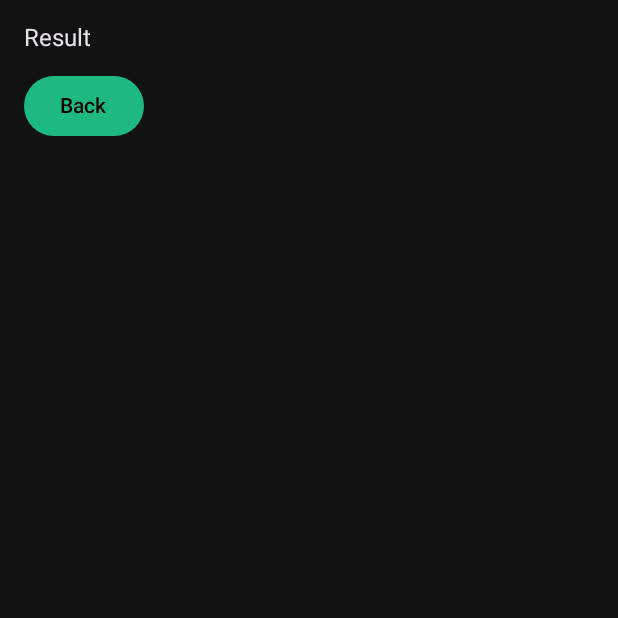
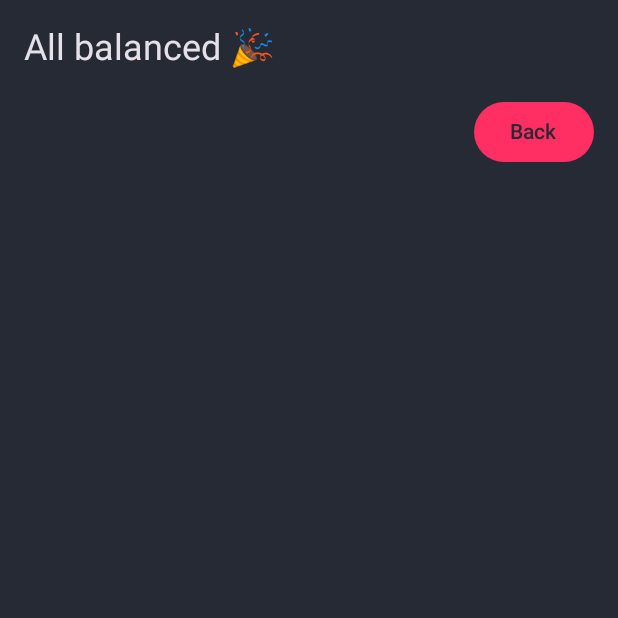
Before and after one commit to Hachi-69/Splitly, an Android app built with Jetpack Compose: the screen it shows after launch (MainActivity), after a tap on "Calculate", on a phone screen of 412 x 824 dp, the top half of it. Run offline under Robolectric (Android 15) with nearby library versions, the phone set to English and light mode, and no system bars; 1 other tap on this screen came first.

Commit message:
migliorata la grafica

```diff
--- a/app/build.gradle.kts
+++ b/app/build.gradle.kts
@@ -49,6 +49,7 @@ dependencies {
     implementation(libs.androidx.ui.graphics)
     implementation(libs.androidx.ui.tooling.preview)
     implementation(libs.androidx.material3)
+    implementation("androidx.compose.material:material-icons-extended:1.7.8")
     testImplementation(libs.junit)
     androidTestImplementation(libs.androidx.junit)
     androidTestImplementation(libs.androidx.espresso.core)
--- a/app/src/main/java/com/example/splitly/ui/screens/HomeScreen.kt
+++ b/app/src/main/java/com/example/splitly/ui/screens/HomeScreen.kt
@@ -1,32 +1,59 @@
 package com.example.splitly.ui.screens
 
+import androidx.compose.foundation.background
+import androidx.compose.foundation.layout.Arrangement
 import androidx.compose.foundation.layout.Column
 import androidx.compose.foundation.layout.Row
+import androidx.compose.foundation.layout.fillMaxWidth
 import androidx.compose.foundation.layout.padding
+import androidx.compose.foundation.shape.CircleShape
 import androidx.compose.material3.Button
+import androidx.compose.material3.Card
+import androidx.compose.material3.CardDefaults
+import androidx.compose.material3.Icon
+import androidx.compose.material3.MaterialTheme
 import androidx.compose.material3.OutlinedTextField
+import androidx.compose.material3.Surface
 import androidx.compose.material3.Text
 import androidx.compose.runtime.Composable
 import androidx.compose.runtime.mutableStateOf
 import androidx.compose.runtime.remember
+import androidx.compose.ui.Alignment
 import androidx.compose.ui.Modifier
+import androidx.compose.ui.draw.clip
 import androidx.compose.ui.unit.dp
 import com.example.splitly.ExpenseViewModel
+import androidx.compose.material.icons.Icons
+import androidx.compose.material.icons.filled.AttachMoney
+import androidx.compose.material.icons.filled.ChevronRight
+import com.example.splitly.ui.theme.BlizzardBlue
+
 
 @Composable
 fun HomeScreen(vm: ExpenseViewModel) {
-    val temp = remember { mutableStateOf(vm.numberOfPeople.toString()) }
+    val temp = remember { mutableStateOf("3") }
 
-    Column(modifier = Modifier.padding(16.dp)) {
-        Text(text = "Splitly", modifier = Modifier.padding(bottom = 12.dp))
+    Column(modifier = Modifier.padding(20.dp), verticalArrangement = Arrangement.spacedBy(12.dp)) {
+        Row(verticalAlignment = Alignment.CenterVertically, horizontalArrangement = Arrangement.spacedBy(12.dp)) {
+            Surface(modifier = Modifier.clip(CircleShape).background(MaterialTheme.colorScheme.primary.copy(alpha = 0.12f))) {
+                Icon(imageVector = Icons.Default.AttachMoney, contentDescription = "money", tint = BlizzardBlue, modifier = Modifier.padding(12.dp))
+            }
+            Column {
+                Text(text = "Splitly", style = MaterialTheme.typography.headlineSmall)
+            }
+        }
 
+        Card(elevation = CardDefaults.cardElevation(defaultElevation = 6.dp)) {
+            Column(modifier = Modifier.padding(12.dp), verticalArrangement = Arrangement.spacedBy(8.dp)) {
+                Text(text = "How many people?")
                 OutlinedTextField(
                     value = temp.value,
                     onValueChange = { new -> temp.value = new.filter { it.isDigit() } },
-            label = { Text("Number of people") }
+                    label = { Text("Number of people") },
+                    singleLine = true
                 )
 
-        Row(modifier = Modifier.padding(top = 12.dp)) {
+                Row(horizontalArrangement = Arrangement.End, modifier = Modifier.fillMaxWidth()) {
                     Button(onClick = {
                         val n = temp.value.toIntOrNull() ?: 0
                         if (n >= 1) {
@@ -34,8 +61,11 @@ fun HomeScreen(vm: ExpenseViewModel) {
                             vm.initPersons()
                         }
                     }) {
-                Text("Start")
+                        Text(text = " Start split ")
+                        Icon(imageVector = Icons.Default.ChevronRight, contentDescription = "start")
                     }
                 }
             }
         }
+    }
+}
--- a/app/src/main/java/com/example/splitly/ui/screens/ResultScreen.kt
+++ b/app/src/main/java/com/example/splitly/ui/screens/ResultScreen.kt
@@ -1,36 +1,60 @@
 package com.example.splitly.ui.screens
 
-import androidx.compose.foundation.layout.Column
-import androidx.compose.foundation.layout.padding
+import androidx.compose.foundation.layout.*
 import androidx.compose.foundation.lazy.LazyColumn
 import androidx.compose.foundation.lazy.items
 import androidx.compose.material3.Button
+import androidx.compose.material3.Card
+import androidx.compose.material3.CardDefaults
+import androidx.compose.material3.MaterialTheme
 import androidx.compose.material3.Text
 import androidx.compose.runtime.Composable
 import androidx.compose.ui.Modifier
+import androidx.compose.ui.graphics.Color
 import androidx.compose.ui.unit.dp
 import com.example.splitly.data.Transaction
 import com.example.splitly.ExpenseViewModel
 import com.example.splitly.ui.utils.centsToDisplay
+import com.example.splitly.ui.theme.BlizzardBlue
+
 
 @Composable
 fun ResultScreen(vm: ExpenseViewModel) {
-    Column(modifier = Modifier.padding(16.dp)) {
-        Text("Result")
+    Column(modifier = Modifier.padding(16.dp), verticalArrangement = Arrangement.spacedBy(8.dp)) {
+        Text(text = "All balanced 🎉", style = MaterialTheme.typography.headlineSmall)
 
         LazyColumn(modifier = Modifier.weight(1f, fill = false)) {
             items(vm.transactions) { t ->
-                TransactionRow(t)
+                TransactionCard(t, vm)
             }
         }
 
-        Button(onClick = { vm.backToInput() }, modifier = Modifier.padding(top = 12.dp)) {
-            Text("Back")
+        Row(horizontalArrangement = Arrangement.End, modifier = Modifier.fillMaxWidth()) {
+            Button(onClick = { vm.backToInput() }) {
+                Text("Back")
+            }
         }
     }
 }
 
 @Composable
-fun TransactionRow(t: Transaction) {
-    Text(text = "Person ${t.fromId + 1} pays Person ${t.toId + 1}: ${centsToDisplay(t.amountCents)}")
+fun TransactionCard(t: Transaction, vm: ExpenseViewModel) {
+    val fromPerson = vm.persons.find { it.id == t.fromId }
+    val fromPersonName = if (fromPerson != null && fromPerson.name.isNotBlank()) {
+        fromPerson.name
+    } else {
+        "Person ${t.fromId + 1}"
+    }
+    val toPerson = vm.persons.find { it.id == t.toId }
+    val toPersonName = if (toPerson != null && toPerson.name.isNotBlank()) { toPerson.name } else { "Person ${t.toId + 1}" }
+    Card(
+        elevation = CardDefaults.cardElevation(defaultElevation = 4.dp),
+        modifier = Modifier.padding(vertical = 6.dp),
+        colors = CardDefaults.cardColors(containerColor = BlizzardBlue)
+    ) {
+        Row(modifier = Modifier.padding(12.dp), horizontalArrangement = Arrangement.SpaceBetween) {
+            Text(text = "$fromPersonName  → "+"$toPersonName ", color = Color.Black)
+            Text(text = " " + centsToDisplay(t.amountCents), style = MaterialTheme.typography.bodyLarge, color = Color.Black)
+        }
+    }
 }
--- a/app/src/main/java/com/example/splitly/ui/theme/Color.kt
+++ b/app/src/main/java/com/example/splitly/ui/theme/Color.kt
@@ -2,6 +2,13 @@ package com.example.splitly.ui.theme
 
 import androidx.compose.ui.graphics.Color
 
-val md_theme_dark_primary = Color(0xFF1EB980)
-val md_theme_dark_onPrimary = Color(0xFF000000)
-val md_theme_dark_background = Color(0xFF121212)
+// Palette provided
+val BlizzardBlue = Color(0xFF08D9D6)
+val Gunmetal = Color(0xFF252A34)
+val RadicalRed = Color(0xFFFF2E63)
+val Platinum = Color(0xFFEAEAEA)
+
+val md_theme_dark_primary = RadicalRed
+val md_theme_dark_onPrimary = Gunmetal
+val md_theme_dark_background = Gunmetal
+val md_theme_dark_tertiary = Platinum
--- a/app/src/main/java/com/example/splitly/ui/theme/Theme.kt
+++ b/app/src/main/java/com/example/splitly/ui/theme/Theme.kt
@@ -2,20 +2,21 @@ package com.example.splitly.ui.theme
 
 import androidx.compose.material3.MaterialTheme
 import androidx.compose.material3.darkColorScheme
+import androidx.compose.material3.Shapes
 import androidx.compose.runtime.Composable
-import androidx.compose.material3.Shapes
-import androidx.compose.material3.Typography
 
-private val DarkColorPalette = darkColorScheme(
+private val DarkColors = darkColorScheme(
     primary = md_theme_dark_primary,
     onPrimary = md_theme_dark_onPrimary,
     background = md_theme_dark_background,
+    tertiary = md_theme_dark_tertiary
 )
 
 @Composable
 fun SplitlyTheme(content: @Composable () -> Unit) {
+    // forcely use dark scheme
     MaterialTheme(
-        colorScheme = DarkColorPalette,
+        colorScheme = DarkColors,
         typography = SplitlyTypography,
         shapes = Shapes(),
         content = content
--- a/app/src/main/java/com/example/splitly/ui/theme/Type.kt
+++ b/app/src/main/java/com/example/splitly/ui/theme/Type.kt
@@ -6,6 +6,14 @@ import androidx.compose.ui.text.font.FontFamily
 import androidx.compose.ui.unit.sp
 
 val SplitlyTypography = Typography(
+    displayLarge = TextStyle(
+        fontFamily = FontFamily.Default,
+        fontSize = 32.sp
+    ),
+    titleLarge = TextStyle(
+        fontFamily = FontFamily.Default,
+        fontSize = 20.sp
+    ),
     bodyLarge = TextStyle(
         fontFamily = FontFamily.Default,
         fontSize = 16.sp
```
Also changed, not shown: app/src/main/java/com/example/splitly/ui/screens/InputScreen.kt (+48 -18 lines). Lines whose indentation alone changed are shown as unchanged.
